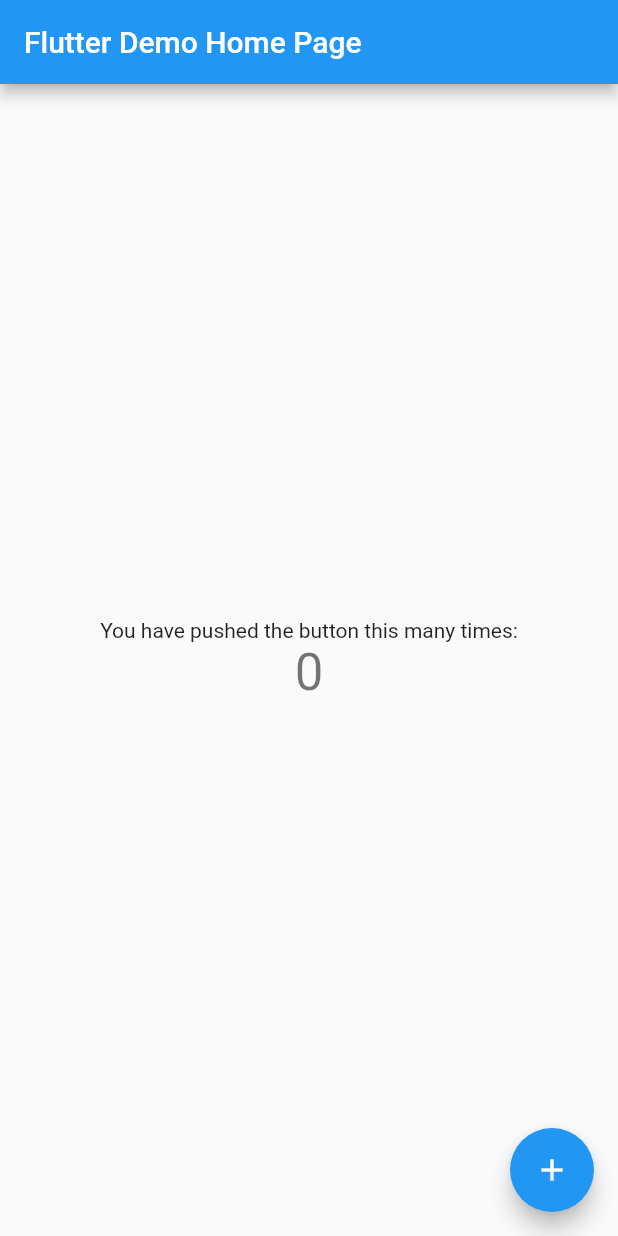
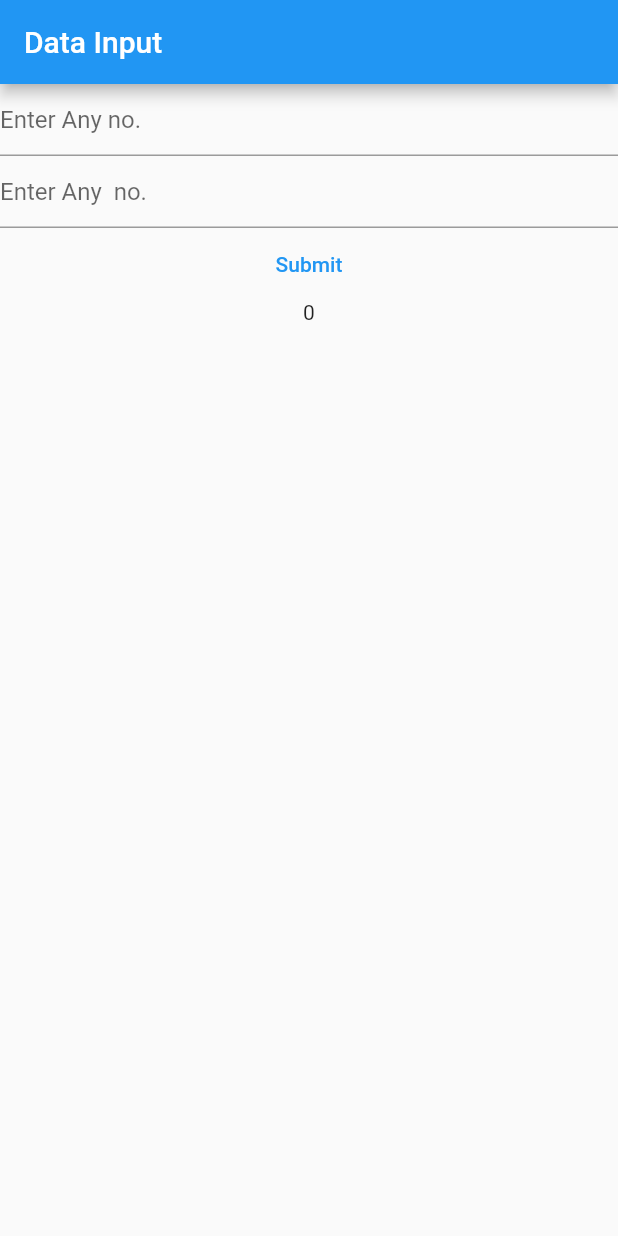
Before and after one commit to MegaDhakse2/DataExchangeNavRoutes, a Flutter app: the screen it shows after launch, on a phone screen of 412 x 824 dp. Run offline on Flutter 3.47's test engine with Material 2 defaults, Android fonts, the phone set to English and light mode, and no system bars.

Commit message:
simple functionalities

```diff
--- a/lib/main.dart
+++ b/lib/main.dart
@@ -1,115 +1,94 @@
 import 'package:flutter/material.dart';
+import 'package:flutter/services.dart';
 
-void main() {
-  runApp(const MyApp());
+void main()
+{
+  runApp(const DataExchangeNavRoutes());
 }
 
-class MyApp extends StatelessWidget {
-  const MyApp({Key? key}) : super(key: key);
+class DataExchangeNavRoutes extends StatelessWidget {
+  const DataExchangeNavRoutes({Key? key}) : super(key: key);
 
-  // This widget is the root of your application.
   @override
   Widget build(BuildContext context) {
-    return MaterialApp(
-      title: 'Flutter Demo',
-      theme: ThemeData(
-        // This is the theme of your application.
-        //
-        // Try running your application with "flutter run". You'll see the
-        // application has a blue toolbar. Then, without quitting the app, try
-        // changing the primarySwatch below to Colors.green and then invoke
-        // "hot reload" (press "r" in the console where you ran "flutter run",
-        // or simply save your changes to "hot reload" in a Flutter IDE).
-        // Notice that the counter didn't reset back to zero; the application
-        // is not restarted.
-        primarySwatch: Colors.blue,
-      ),
-      home: const MyHomePage(title: 'Flutter Demo Home Page'),
+    return const MaterialApp(
+      title: 'Data Exchange',
+      home: DataExchange(),
     );
   }
 }
 
-class MyHomePage extends StatefulWidget {
-  const MyHomePage({Key? key, required this.title}) : super(key: key);
-
-  // This widget is the home page of your application. It is stateful, meaning
-  // that it has a State object (defined below) that contains fields that affect
-  // how it looks.
-
-  // This class is the configuration for the state. It holds the values (in this
-  // case the title) provided by the parent (in this case the App widget) and
-  // used by the build method of the State. Fields in a Widget subclass are
-  // always marked "final".
-
-  final String title;
+class DataExchange extends StatefulWidget {
+  const DataExchange({Key? key}) : super(key: key);
 
   @override
-  State<MyHomePage> createState() => _MyHomePageState();
+  State<DataExchange> createState() => _DataExchangeState();
 }
 
-class _MyHomePageState extends State<MyHomePage> {
-  int _counter = 0;
+class _DataExchangeState extends State<DataExchange> {
 
-  void _incrementCounter() {
-    setState(() {
-      // This call to setState tells the Flutter framework that something has
-      // changed in this State, which causes it to rerun the build method below
-      // so that the display can reflect the updated values. If we changed
-      // _counter without calling setState(), then the build method would not be
-      // called again, and so nothing would appear to happen.
-      _counter++;
-    });
+  final myController1stNo = TextEditingController();
+  final myController2ndNo = TextEditingController();
+
+  int value = 0;
+
+  int sum()
+  {
+
+    int myInt = int.parse(myController1stNo.text);
+    int myInt2 = int.parse( myController2ndNo.text);
+
+    print(value);
+    return myInt + myInt2;
   }
 
   @override
   Widget build(BuildContext context) {
-    // This method is rerun every time setState is called, for instance as done
-    // by the _incrementCounter method above.
-    //
-    // The Flutter framework has been optimized to make rerunning build methods
-    // fast, so that you can just rebuild anything that needs updating rather
-    // than having to individually change instances of widgets.
-    return Scaffold(
-      appBar: AppBar(
-        // Here we take the value from the MyHomePage object that was created by
-        // the App.build method, and use it to set our appbar title.
-        title: Text(widget.title),
-      ),
-      body: Center(
-        // Center is a layout widget. It takes a single child and positions it
-        // in the middle of the parent.
-        child: Column(
-          // Column is also a layout widget. It takes a list of children and
-          // arranges them vertically. By default, it sizes itself to fit its
-          // children horizontally, and tries to be as tall as its parent.
-          //
-          // Invoke "debug painting" (press "p" in the console, choose the
-          // "Toggle Debug Paint" action from the Flutter Inspector in Android
-          // Studio, or the "Toggle Debug Paint" command in Visual Studio Code)
-          // to see the wireframe for each widget.
-          //
-          // Column has various properties to control how it sizes itself and
-          // how it positions its children. Here we use mainAxisAlignment to
-          // center the children vertically; the main axis here is the vertical
-          // axis because Columns are vertical (the cross axis would be
-          // horizontal).
-          mainAxisAlignment: MainAxisAlignment.center,
-          children: <Widget>[
-            const Text(
-              'You have pushed the button this many times:',
+    return SafeArea(
+      child: Scaffold(
+        appBar: AppBar(
+          title: const Text('Data Input'),
+        ),
+        body: Column(
+          children: [
+            TextField(
+              controller: myController1stNo,
+              keyboardType: TextInputType.number,
+              inputFormatters: [FilteringTextInputFormatter.digitsOnly],
+              decoration: const InputDecoration(
+              hintText :'Enter Any no.',
+              ),
             ),
-            Text(
-              '$_counter',
-              style: Theme.of(context).textTheme.headline4,
+            TextField(
+              controller: myController2ndNo,
+              keyboardType: TextInputType.number,
+              inputFormatters: [FilteringTextInputFormatter.digitsOnly],
+              decoration: const InputDecoration(
+                hintText :'Enter Any  no.',
+              ),
             ),
+
+            TextButton(
+              onPressed:() {
+
+              setState((){
+                value = sum();
+              });
+            },
+
+              // print('value of second no.: $secondNo');
+              // print('value of first no. : $firstNo');
+
+               // int sum = myInt+myInt2;
+               // print(sum);
+
+                child: Text('Submit'),
+            ),
+            Text(value.toString()),
           ],
         ),
+
       ),
-      floatingActionButton: FloatingActionButton(
-        onPressed: _incrementCounter,
-        tooltip: 'Increment',
-        child: const Icon(Icons.add),
-      ), // This trailing comma makes auto-formatting nicer for build methods.
     );
   }
 }
```
Also changed, not shown: 1 other file.
